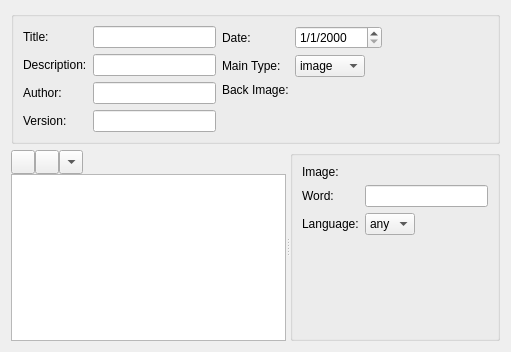
This is pairseditor/mainwindowview.ui in KDE/pairs as Qt 5 draws it before an edit. The edited form follows.
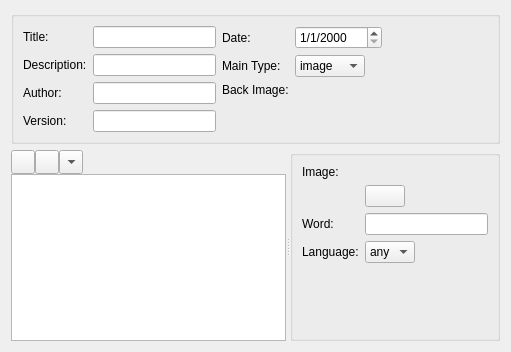
This is the edited form. Icons and pictures are not drawn. Custom widgets are drawn as their Qt base class.

Commit message: new play button to enable user to listen to the sound files

Patch:
```diff
--- a/pairseditor/mainwindowview.ui
+++ b/pairseditor/mainwindowview.ui
@@ -364,24 +364,27 @@
        <item row="0" column="1">
         <widget class="KUrlRequester" name="fileKurl"/>
        </item>
-       <item row="1" column="0">
-        <widget class="QLabel" name="wordLabel">
+       <item row="9" column="1">
+        <widget class="QLabel" name="itemLabel">
          <property name="text">
-          <string>Word:</string>
+          <string/>
          </property>
-        </widget>
-       </item>
-       <item row="1" column="1">
-        <widget class="KLineEdit" name="wordEdit"/>
-       </item>
-       <item row="2" column="0">
-        <widget class="QLabel" name="langLabel">
-         <property name="text">
-          <string>Language:</string>
+         <property name="alignment">
+          <set>Qt::AlignLeading|Qt::AlignLeft|Qt::AlignVCenter</set>
          </property>
         </widget>
        </item>
        <item row="2" column="1">
+        <widget class="QPushButton" name="playButton">
+         <property name="text">
+          <string/>
+         </property>
+         <property name="icon">
+          <iconset theme="media-playback-start"/>
+         </property>
+        </widget>
+       </item>
+       <item row="4" column="1">
         <widget class="KComboBox" name="comboBox_2">
          <item>
           <property name="text">
@@ -425,15 +428,22 @@
          </item>
         </widget>
        </item>
+       <item row="4" column="0">
+        <widget class="QLabel" name="langLabel">
+         <property name="text">
+          <string>Language:</string>
+         </property>
+        </widget>
+       </item>
+       <item row="3" column="0">
+        <widget class="QLabel" name="wordLabel">
+         <property name="text">
+          <string>Word:</string>
+         </property>
+        </widget>
+       </item>
        <item row="3" column="1">
-        <widget class="QLabel" name="itemLabel">
-         <property name="text">
-          <string/>
-         </property>
-         <property name="alignment">
-          <set>Qt::AlignLeading|Qt::AlignLeft|Qt::AlignVCenter</set>
-         </property>
-        </widget>
+        <widget class="KLineEdit" name="wordEdit"/>
        </item>
       </layout>
      </widget>
```
The commit also changes 3 other files.
